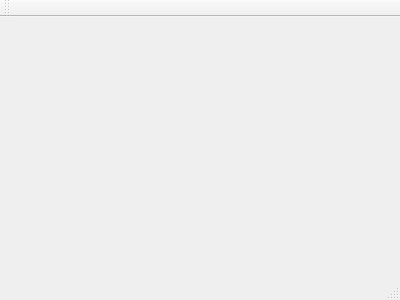
This is mainwindow.ui in OtavioPellicano/chat-cliente as Qt 5 draws it before an edit. The edited form follows.
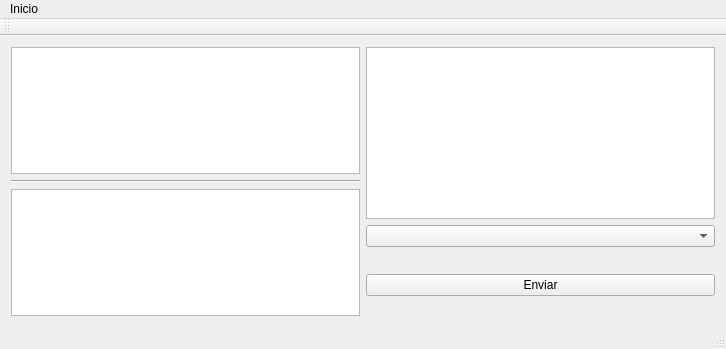
This is the edited form.

Commit message: Consigo enviar o nickname para o servidor, mas nao consigo receber resposta do servidor...

What changed in the file:
```diff
--- a/mainwindow.ui
+++ b/mainwindow.ui
@@ -1,24 +1,143 @@
 <ui version="4.0">
  <class>MainWindow</class>
- <widget class="QMainWindow" name="MainWindow" >
-  <property name="geometry" >
+ <widget class="QMainWindow" name="MainWindow">
+  <property name="geometry">
    <rect>
     <x>0</x>
     <y>0</y>
-    <width>400</width>
-    <height>300</height>
+    <width>726</width>
+    <height>349</height>
    </rect>
   </property>
   <property name="windowTitle" >
    <string>MainWindow</string>
   </property>
-  <widget class="QMenuBar" name="menuBar" />
-  <widget class="QToolBar" name="mainToolBar" />
-  <widget class="QWidget" name="centralWidget" />
-  <widget class="QStatusBar" name="statusBar" />
+  <widget class="QWidget" name="centralWidget">
+   <layout class="QVBoxLayout" name="verticalLayout_3">
+    <item>
+     <layout class="QHBoxLayout" name="horizontalLayout">
+      <item>
+       <layout class="QVBoxLayout" name="verticalLayout_2">
+        <item>
+         <widget class="QListView" name="listView_chat"/>
+        </item>
+        <item>
+         <widget class="Line" name="line">
+          <property name="orientation">
+           <enum>Qt::Horizontal</enum>
+          </property>
+         </widget>
+        </item>
+        <item>
+         <spacer name="verticalSpacer">
+          <property name="orientation">
+           <enum>Qt::Vertical</enum>
+          </property>
+          <property name="sizeHint" stdset="0">
+           <size>
+            <width>20</width>
+            <height>40</height>
+           </size>
+          </property>
+         </spacer>
+        </item>
+        <item>
+         <widget class="QTextEdit" name="textEdit_mensagem"/>
+        </item>
+       </layout>
+      </item>
+      <item>
+       <layout class="QVBoxLayout" name="verticalLayout">
+        <item>
+         <widget class="QListView" name="listView_usuarios"/>
+        </item>
+        <item>
+         <widget class="QComboBox" name="comboBox_conversa_atual"/>
+        </item>
+        <item>
+         <spacer name="verticalSpacer_2">
+          <property name="orientation">
+           <enum>Qt::Vertical</enum>
+          </property>
+          <property name="sizeHint" stdset="0">
+           <size>
+            <width>20</width>
+            <height>40</height>
+           </size>
+          </property>
+         </spacer>
+        </item>
+        <item>
+         <widget class="QPushButton" name="pushButton_enviar">
+          <property name="text">
+           <string>Enviar</string>
+          </property>
+         </widget>
+        </item>
+        <item>
+         <spacer name="verticalSpacer_3">
+          <property name="orientation">
+           <enum>Qt::Vertical</enum>
+          </property>
+          <property name="sizeHint" stdset="0">
+           <size>
+            <width>20</width>
+            <height>40</height>
+           </size>
+          </property>
+         </spacer>
+        </item>
+       </layout>
+      </item>
+     </layout>
+    </item>
+   </layout>
+  </widget>
+  <widget class="QMenuBar" name="menuBar">
+   <property name="geometry">
+    <rect>
+     <x>0</x>
+     <y>0</y>
+     <width>726</width>
+     <height>25</height>
+    </rect>
+   </property>
+   <widget class="QMenu" name="menuInicio">
+    <property name="title">
+     <string>Inicio</string>
+    </property>
+    <addaction name="actionConectar_a_sala"/>
+    <addaction name="actionSair_da_sala"/>
+    <addaction name="actionFechar"/>
+   </widget>
+   <addaction name="menuInicio"/>
+  </widget>
+  <widget class="QToolBar" name="mainToolBar">
+   <attribute name="toolBarArea">
+    <enum>TopToolBarArea</enum>
+   </attribute>
+   <attribute name="toolBarBreak">
+    <bool>false</bool>
+   </attribute>
+  </widget>
+  <widget class="QStatusBar" name="statusBar"/>
+  <action name="actionConectar_a_sala">
+   <property name="text">
+    <string>Conectar a sala</string>
+   </property>
+  </action>
+  <action name="actionSair_da_sala">
+   <property name="text">
+    <string>Sair da sala</string>
+   </property>
+  </action>
+  <action name="actionFechar">
+   <property name="text">
+    <string>Fechar</string>
+   </property>
+  </action>
  </widget>
- <layoutDefault spacing="6" margin="11" />
- <pixmapfunction></pixmapfunction>
+ <layoutdefault spacing="6" margin="11"/>
  <resources/>
  <connections/>
 </ui>
```
Left out of the diff: 3 changed lines with no effect on the pictures. The commit also changes 5 other files.
